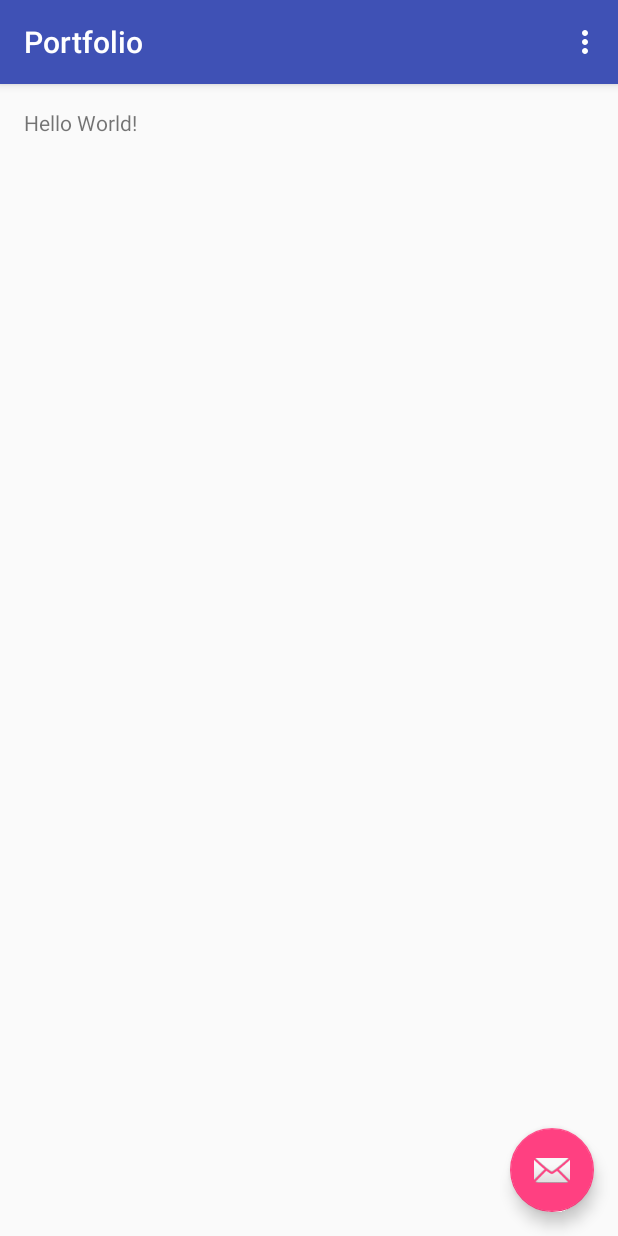
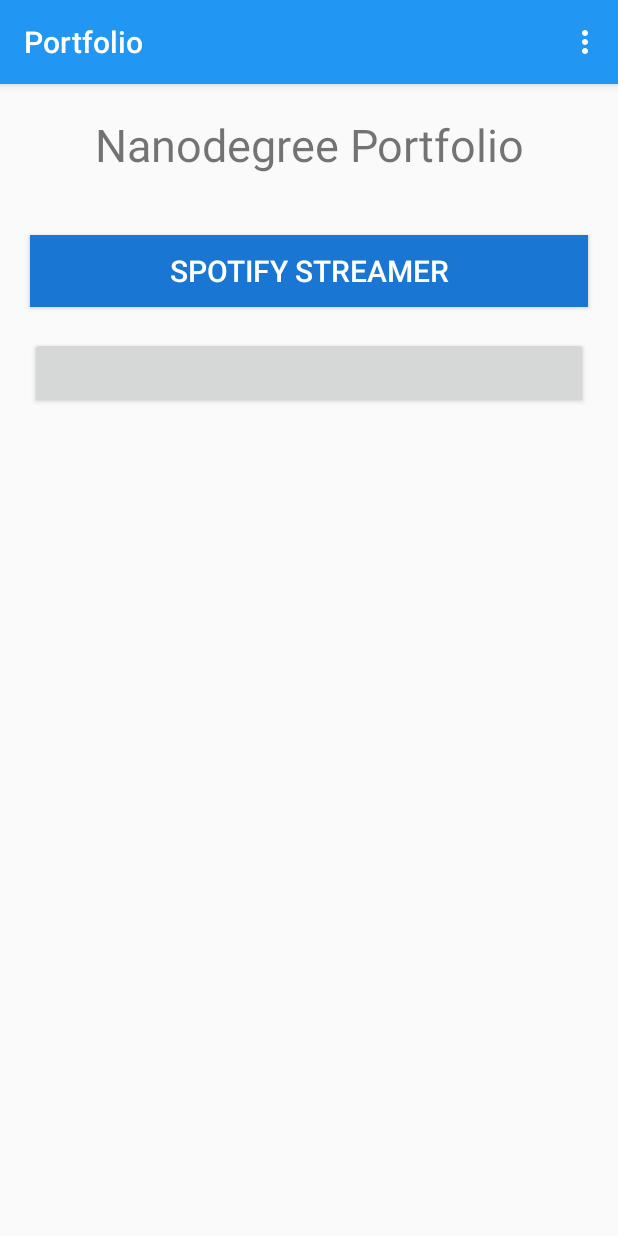
Before and after one commit to mferraco/portfolio, an Android app: the screen it shows after launch (MainActivity), on a phone screen of 412 x 824 dp. Run offline under Robolectric (Android 15) with nearby library versions, the phone set to English and light mode, and no system bars; 2 statements that could not run were skipped.

Commit message:
Initial layout design - using material design concept for colors

```diff
--- a/app/src/main/AndroidManifest.xml
+++ b/app/src/main/AndroidManifest.xml
@@ -7,7 +7,7 @@
         android:icon="@mipmap/ic_launcher"
         android:label="@string/app_name"
         android:supportsRtl="true"
-        android:theme="@style/AppTheme" >
+        android:theme="@style/AppTheme">
         <activity
             android:name=".MainActivity"
             android:label="@string/app_name"
--- a/app/src/main/res/layout/activity_main.xml
+++ b/app/src/main/res/layout/activity_main.xml
@@ -17,9 +17,4 @@
 
     <include layout="@layout/content_main" />
 
-    <android.support.design.widget.FloatingActionButton android:id="@+id/fab"
-        android:layout_width="wrap_content" android:layout_height="wrap_content"
-        android:layout_gravity="bottom|end" android:layout_margin="@dimen/fab_margin"
-        android:src="@android:drawable/ic_dialog_email" />
-
 </android.support.design.widget.CoordinatorLayout>
--- a/app/src/main/res/layout/content_main.xml
+++ b/app/src/main/res/layout/content_main.xml
@@ -1,14 +1,46 @@
 <?xml version="1.0" encoding="utf-8"?>
-<RelativeLayout xmlns:android="http://schemas.android.com/apk/res/android"
+<LinearLayout xmlns:android="http://schemas.android.com/apk/res/android"
+    xmlns:app="http://schemas.android.com/apk/res-auto"
     xmlns:tools="http://schemas.android.com/tools"
-    xmlns:app="http://schemas.android.com/apk/res-auto" android:layout_width="match_parent"
-    android:layout_height="match_parent" android:paddingLeft="@dimen/activity_horizontal_margin"
-    android:paddingRight="@dimen/activity_horizontal_margin"
-    android:paddingTop="@dimen/activity_vertical_margin"
-    android:paddingBottom="@dimen/activity_vertical_margin"
+    android:layout_width="match_parent"
+    android:layout_height="match_parent"
+    android:orientation="vertical"
     app:layout_behavior="@string/appbar_scrolling_view_behavior"
-    tools:showIn="@layout/activity_main" tools:context=".MainActivity">
+    tools:context=".MainActivity"
+    tools:showIn="@layout/activity_main">
 
-    <TextView android:text="Hello World!" android:layout_width="wrap_content"
-        android:layout_height="wrap_content" />
-</RelativeLayout>
+    <TextView
+        android:layout_width="match_parent"
+        android:layout_height="wrap_content"
+        android:textAlignment="center"
+        android:textSize="30dp"
+        android:layout_marginBottom="30dp"
+        android:layout_marginTop="20dp"
+        android:text="@string/portfolio_title" />
+
+
+    <Button
+        android:layout_width="match_parent"
+        android:layout_height="wrap_content"
+        android:textAlignment="center"
+        android:layout_marginTop="10dp"
+        android:layout_marginRight="20dp"
+        android:layout_marginLeft="20dp"
+        android:layout_marginBottom="10dp"
+        android:background="@color/colorPrimaryDark"
+        android:text="Spotify Streamer"
+        android:textColor="@android:color/white"
+        android:textSize="20dp"/>
+
+    <Button
+        android:layout_width="match_parent"
+        android:layout_height="wrap_content"
+        android:textAlignment="center"
+        android:layout_marginTop="10dp"
+        android:layout_marginRight="20dp"
+        android:layout_marginLeft="20dp"
+        android:layout_marginBottom="10dp"/>
+
+
+
+</LinearLayout>
--- a/app/src/main/res/values/colors.xml
+++ b/app/src/main/res/values/colors.xml
@@ -1,6 +1,6 @@
 <?xml version="1.0" encoding="utf-8"?>
 <resources>
-    <color name="colorPrimary">#3F51B5</color>
-    <color name="colorPrimaryDark">#303F9F</color>
+    <color name="colorPrimary">#2196F3</color>
+    <color name="colorPrimaryDark">#1976D2</color>
     <color name="colorAccent">#FF4081</color>
 </resources>
--- a/app/src/main/res/values/strings.xml
+++ b/app/src/main/res/values/strings.xml
@@ -1,4 +1,5 @@
 <resources>
     <string name="app_name">Portfolio</string>
     <string name="action_settings">Settings</string>
+    <string name="portfolio_title">Nanodegree Portfolio</string>
 </resources>
```
